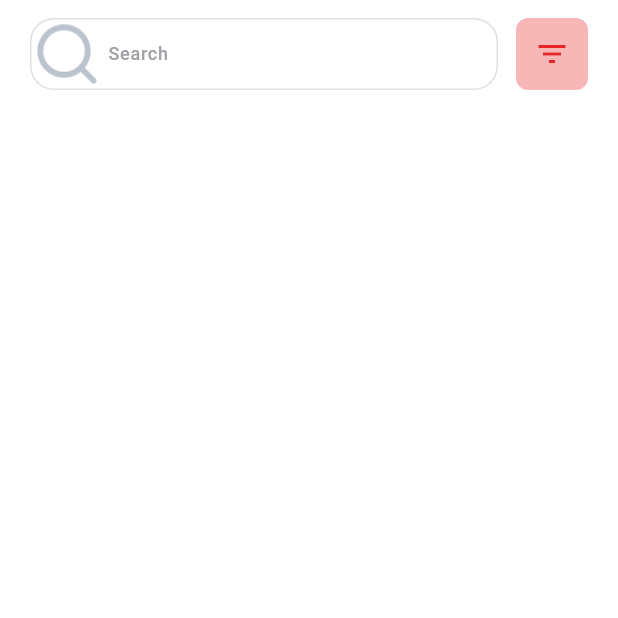
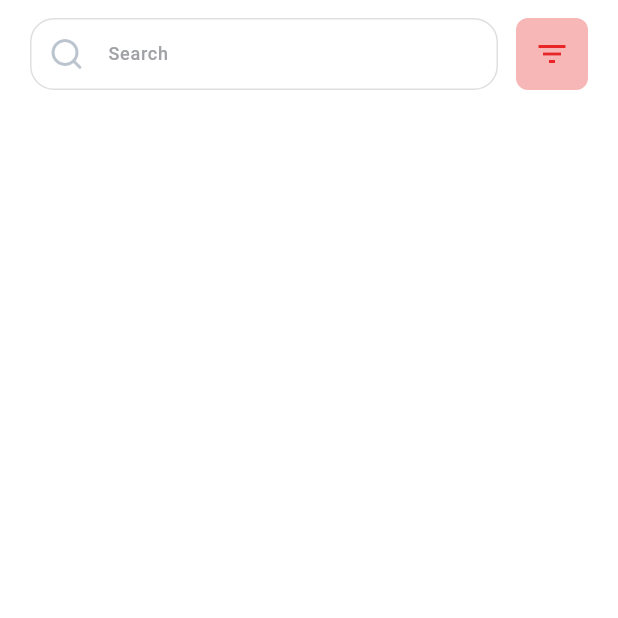
Before and after one commit to toila4120/movie_app, a Flutter app: the ExploreScreen screen opened by its route, on a phone screen of 412 x 824 dp, the top half of it. Run offline on Flutter 3.47's test engine with Material 3 defaults, Android fonts, the phone set to English and light mode, and no system bars; our stand-ins replace cached_network_image, carousel_slider, chewie, cloud_firestore, dio, equatable and 11 more; accounts and stored records are empty; Roboto replaces fonts that are missing (SFProDisplay).

Commit message:
fix: update explore and movie detail screens for improved UI and functionality

```diff
--- a/lib/features/explore/explore.dart
+++ b/lib/features/explore/explore.dart
@@ -1,4 +1,5 @@
 import 'package:flutter/material.dart';
+import 'package:flutter_screenutil/flutter_screenutil.dart';
 import 'package:movie_app/config/theme/theme.dart';
 import 'package:movie_app/core/constants/app_image.dart';
 import 'package:movie_app/core/core.dart';
--- a/lib/features/explore/presentation/screen/explore_screen.dart
+++ b/lib/features/explore/presentation/screen/explore_screen.dart
@@ -27,12 +27,19 @@ class _ExploreScreenState extends State<ExploreScreen> {
               children: [
                 Row(
                   children: [
-                    const Expanded(
+                    Expanded(
                       child: AppTextField(
                         hintText: 'Search',
-                        prefixIcon: ImageIcon(
-                          AssetImage(AppImage.icSearchTab),
-                          color: AppColor.greyScale300,
+                        prefixIcon: Padding(
+                          padding: EdgeInsets.all(AppPadding.small),
+                          child: SizedBox(
+                            height: 16.w,
+                            width: 16.w,
+                            child: const ImageIcon(
+                              AssetImage(AppImage.icSearchTab),
+                              color: AppColor.greyScale300,
+                            ),
+                          ),
                         ),
                       ),
                     ),
--- a/lib/features/movie/presentation/screen/movie_detail.dart
+++ b/lib/features/movie/presentation/screen/movie_detail.dart
@@ -1,10 +1,8 @@
 part of '../../movie.dart';
 
 class MovieDetail extends StatefulWidget {
-  // final MovieModel movie;
   const MovieDetail({
     super.key,
-    // required this.movie,
   });
 
   @override
```
Also changed, not shown: lib/features/home/presentation/widget/popular.dart (+30 -6 lines).
